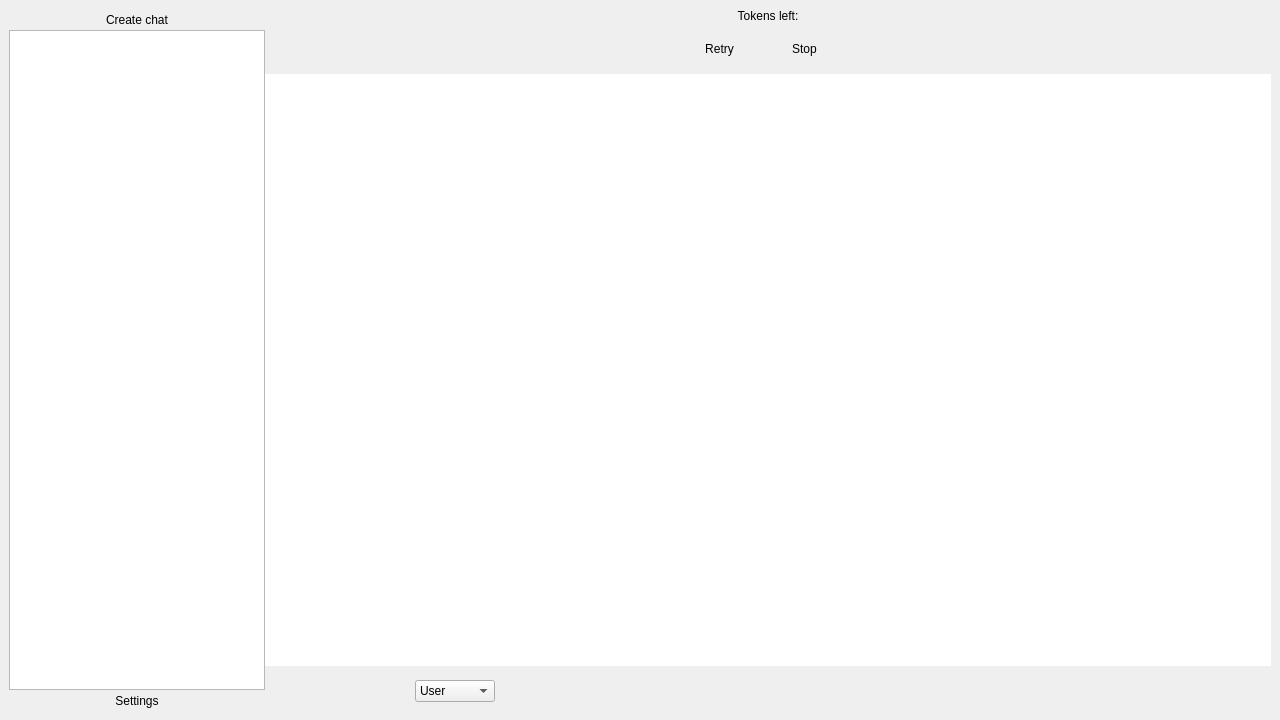
First picture: the form in ui/MainWindow.ui, repository KoromeloDev/MindMate, before the edit.
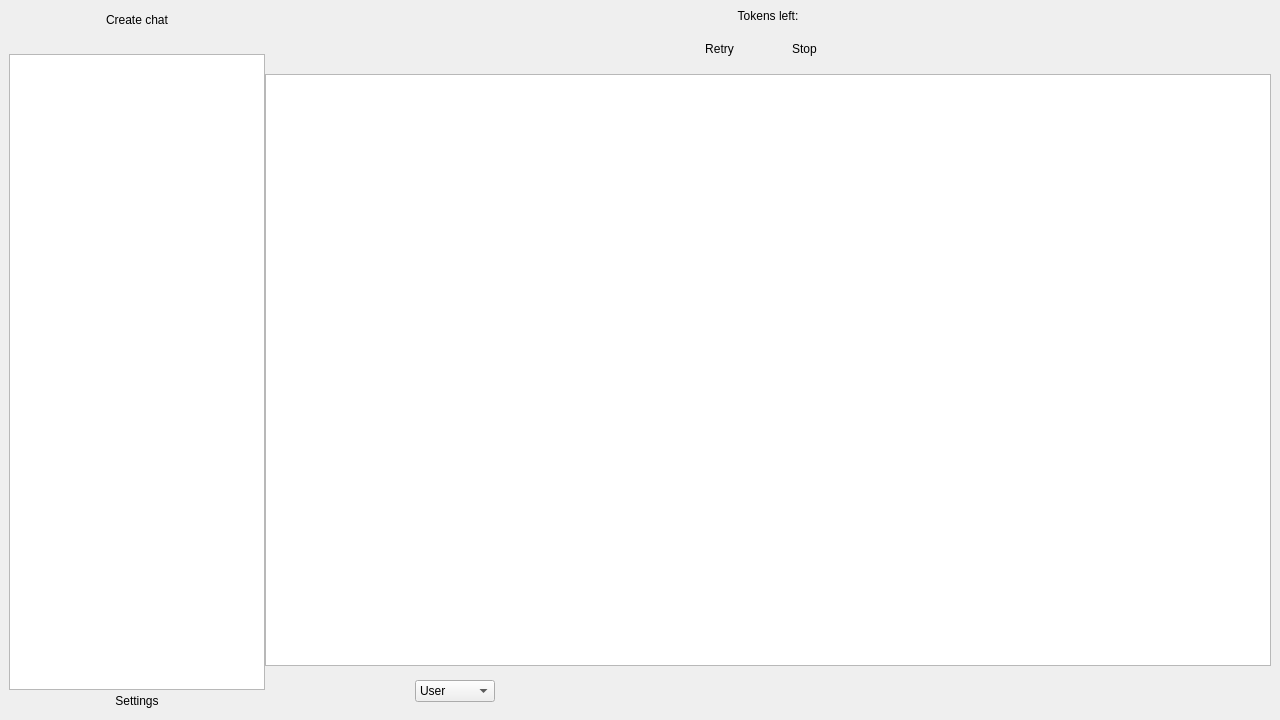
Second picture: the form after the edit. Icons and pictures are not drawn. Custom widgets are drawn as their Qt base class.

What changed in the file:
```diff
--- a/ui/MainWindow.ui
+++ b/ui/MainWindow.ui
@@ -58,6 +58,22 @@
           </property>
          </widget>
         </item>
+        <item>
+         <spacer name="verticalSpacer">
+          <property name="orientation">
+           <enum>Qt::Vertical</enum>
+          </property>
+          <property name="sizeType">
+           <enum>QSizePolicy::Maximum</enum>
+          </property>
+          <property name="sizeHint" stdset="0">
+           <size>
+            <width>20</width>
+            <height>24</height>
+           </size>
+          </property>
+         </spacer>
+        </item>
         <item>
          <widget class="QListWidget" name="chatList">
           <property name="focusPolicy">
@@ -295,7 +311,7 @@
 </string>
           </property>
           <property name="frameShape">
-           <enum>QFrame::NoFrame</enum>
+           <enum>QFrame::StyledPanel</enum>
           </property>
           <property name="horizontalScrollBarPolicy">
            <enum>Qt::ScrollBarAlwaysOff</enum>
```
